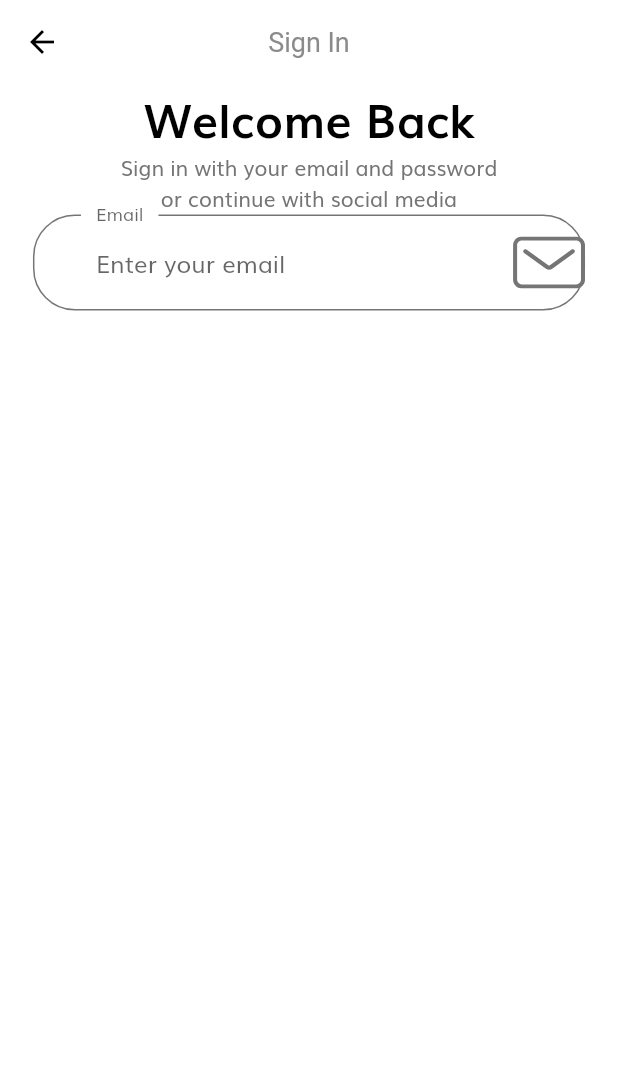
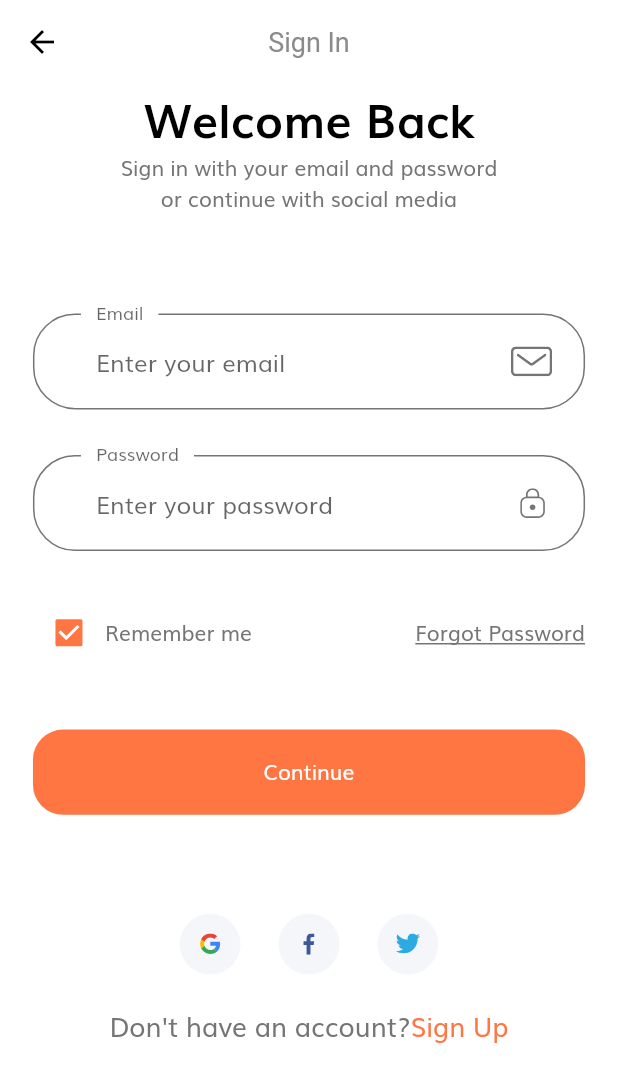
Before and after one commit to KZinMaung/flutter_shop_app, a Flutter app: the screen it shows after launch, after a tap on "Continue", on a phone screen of 412 x 824 dp. Shown: the top 1082 px of the screen. Run offline on Flutter 3.47's test engine with Material 2 defaults, Android fonts, the phone set to English and light mode, and no system bars; our stand-ins replace flutter_svg.

Commit message:
done sign_in screen

```diff
--- /dev/null
+++ b/lib/components/custom_suffix_icon.dart
@@ -0,0 +1,23 @@
+import 'package:flutter/material.dart';
+import 'package:flutter_svg/flutter_svg.dart';
+
+import '../size_config.dart';
+class customSuffixIcon extends StatelessWidget {
+  final String svgIcon;
+  const customSuffixIcon({
+    Key? key,
+    required this.svgIcon
+  }) : super(key: key);
+
+  @override
+  Widget build(BuildContext context) {
+    return Padding(
+      padding: EdgeInsets.fromLTRB(
+          0,
+          getProportionateScreenWidth(20),
+          getProportionateScreenWidth(20),
+          getProportionateScreenWidth(20)),
+      child: SvgPicture.asset(svgIcon,height: getProportionateScreenWidth(18),),
+    );
+  }
+}
--- /dev/null
+++ b/lib/components/social_card.dart
@@ -0,0 +1,28 @@
+import 'package:flutter/material.dart';
+import 'package:flutter_svg/flutter_svg.dart';
+import 'package:shop_app/size_config.dart';
+
+class socialCard extends StatelessWidget {
+  final VoidCallback press;
+  final String icon;
+  const socialCard({Key? key, required this.press, required this.icon})
+      : super(key: key);
+
+  @override
+  Widget build(BuildContext context) {
+    return GestureDetector(
+      onTap: press,
+      child: Container(
+        margin: EdgeInsets.symmetric(horizontal: getProportionateScreenWidth(10)),
+        padding: EdgeInsets.all(getProportionateScreenWidth(12)),
+        height: getProportionateScreenHeight(40),
+        width: getProportionateScreenWidth(40),
+        decoration: BoxDecoration(
+          color: Color(0xFFF5F6F9),
+          shape: BoxShape.circle,
+        ),
+        child: SvgPicture.asset(icon),
+      ),
+    );
+  }
+}
--- a/lib/constants.dart
+++ b/lib/constants.dart
@@ -11,3 +11,15 @@ const kSecondaryColor = Color(0xFF979797);
 const kTextColor = Color(0xFF757575);
 
 const kAnimationDuration = Duration(milliseconds: 200);
+
+//for FormError
+final RegExp emailValidatorRegExp =
+    RegExp(r"^[a-zA-Z0-9.]+@[a-zA-Z0-9]+\.[a-zA-Z]+");
+const String kEmailNullError = "Please Enter your email";
+const String kInvalidEmailError = "Please Enter Valid Email";
+const String kPassNullError = "Please Enter your password";
+const String kShortPassError = "Password is too short";
+const String kMatchPassError = "Passwords don't match";
+const String kNamelNullError = "Please Enter your name";
+const String kPhoneNumberNullError = "Please Enter your phone number";
+const String kAddressNullError = "Please Enter your address";
--- a/lib/screens/sign_in/components/body.dart
+++ b/lib/screens/sign_in/components/body.dart
@@ -1,9 +1,10 @@
 // ignore_for_file: prefer_const_literals_to_create_immutables
+import 'package:flutter/material.dart';
+import 'package:shop_app/constants.dart';
+import 'package:shop_app/screens/sign_in/components/sign_form.dart';
+import 'package:shop_app/size_config.dart';
 
-import 'package:flutter/material.dart';
-import 'package:flutter_svg/flutter_svg.dart';
-import 'package:shop_app/constants.dart';
-import 'package:shop_app/size_config.dart';
+import '../../../components/social_card.dart';
 
 class Body extends StatelessWidget {
   const Body({Key? key}) : super(key: key);
@@ -16,6 +17,7 @@ class Body extends StatelessWidget {
             EdgeInsets.symmetric(horizontal: getProportionateScreenWidth(20)),
         child: SizedBox(
           width: double.infinity,
+          child: SingleChildScrollView(
             child: Column(
               children: [
                 Text(
@@ -29,38 +31,44 @@ class Body extends StatelessWidget {
                   "Sign in with your email and password  \nor continue with social media",
                   textAlign: TextAlign.center,
                 ),
+                SizedBox(height:SizeConfig.screenHeight * 0.08),
                 SignForm(),
+                SizedBox(height:SizeConfig.screenHeight * 0.08),
+                Row(
+                  mainAxisAlignment: MainAxisAlignment.center,
+                  children: [
+                    socialCard(
+                      icon: "assets/icons/google-icon.svg",
+                      press: () {},
+                    ),
+                    socialCard(
+                      icon: "assets/icons/facebook-2.svg",
+                      press: () {},
+                    ),
+                    socialCard(
+                      icon: "assets/icons/twitter.svg",
+                      press: () {},
+                    ),
                   ],
+                ),
+                SizedBox(height: getProportionateScreenHeight(20),),
+                Row(
+                  mainAxisAlignment: MainAxisAlignment.center,
+                  children: [
+                    Text("Don't have an account?",
+                    style: TextStyle(fontSize:getProportionateScreenWidth(16)),
+                    ),
+                    Text("Sign Up",
+                    style: TextStyle(fontSize: getProportionateScreenWidth(16),color: kPrimaryColor),
+                    )
+
+                  ],
+                )
+              ],
+            ),
           ),
         ),
       ),
     );
   }
 }
-
-class SignForm extends StatefulWidget {
-  const SignForm({Key? key}) : super(key: key);
-
-  @override
-  State<SignForm> createState() => _SignFormState();
-}
-
-class _SignFormState extends State<SignForm> {
-  @override
-  Widget build(BuildContext context) {
-    return Form(
-      child: Column(
-        children: [
-          TextFormField(
-            decoration: InputDecoration(
-              label: Text("Email"),
-              hintText: "Enter your email",
-              floatingLabelBehavior: FloatingLabelBehavior.always,
-              suffixIcon: SvgPicture.asset("assets/icons/Mail.svg")
-            ),
-          )
-        ],
-      ),
-    );
-  }
-}
--- /dev/null
+++ b/lib/screens/sign_in/components/sign_form.dart
@@ -0,0 +1,145 @@
+import 'package:flutter/material.dart';
+import 'package:shop_app/components/form_error.dart';
+import 'package:shop_app/constants.dart';
+
+import '../../../components/custom_suffix_icon.dart';
+import '../../../components/default_button.dart';
+import '../../../size_config.dart';
+
+class SignForm extends StatefulWidget {
+  const SignForm({Key? key}) : super(key: key);
+
+  @override
+  State<SignForm> createState() => _SignFormState();
+}
+
+class _SignFormState extends State<SignForm> {
+  List<String> errors = [];
+  final _formKey = GlobalKey<FormState>();
+    String? email;
+   String? password;
+  bool? remember = true;
+
+  void addError(String err) {
+    if (!errors.contains(err)) {
+      setState(() {
+        errors.add(err);
+      });
+    }
+  }
+
+  void removeError(String err) {
+    if (errors.contains(err)) {
+      setState(() {
+        errors.remove(err);
+      });
+    }
+  }
+
+  @override
+  Widget build(BuildContext context) {
+
+    return Form(
+      key: _formKey,
+      child: Column(
+        children: [
+          buildEmailFormField(),
+          SizedBox(
+            height: getProportionateScreenHeight(30),
+          ),
+          buildPasswordFormField(),
+          SizedBox(
+            height: getProportionateScreenHeight(30),
+          ),
+          Row(
+            children: [
+              Checkbox(value: remember, onChanged: (value){
+                setState(() {
+                  remember = value;
+                });
+              },
+              activeColor: kPrimaryColor,),
+              Text("Remember me"),
+              Spacer(),
+              Text("Forgot Password",style: TextStyle(decoration: TextDecoration.underline),),
+            ],
+          ),
+          SizedBox(height: getProportionateScreenHeight(20),),
+          FormError(
+            errors: errors,
+          ),
+          SizedBox(height: getProportionateScreenHeight(20),),
+
+          DefaultButton(
+              press: () {
+                if (_formKey.currentState!.validate()) {
+                  _formKey.currentState!.save();
+                }
+              },
+              text: "Continue"),
+
+
+        ],
+      ),
+    );
+  }
+
+  TextFormField buildPasswordFormField() {
+    return TextFormField(
+      obscureText: true,
+      decoration: const InputDecoration(
+          label: Text("Password"),
+          hintText: "Enter your password",
+          floatingLabelBehavior: FloatingLabelBehavior.always,
+          suffixIcon: customSuffixIcon(
+            svgIcon: "assets/icons/Lock.svg",
+          )),
+      validator: (value) {
+        if (value!.isEmpty) {
+          addError(kPassNullError);
+        } else if (value.length < 8) {
+          addError(kShortPassError);
+        }
+        return null;
+      },
+      onChanged: (value) {
+        if (value.isNotEmpty) {
+          removeError(kPassNullError);
+        } else if (value.length >= 8) {
+          removeError(kShortPassError);
+        }
+        return null;
+      },
+    );
+  }
+
+  TextFormField buildEmailFormField() {
+    return TextFormField(
+      keyboardType: TextInputType.emailAddress,
+      decoration: const InputDecoration(
+          label: Text("Email"),
+          hintText: "Enter your email",
+          floatingLabelBehavior: FloatingLabelBehavior.always,
+          suffixIcon: customSuffixIcon(
+            svgIcon: "assets/icons/Mail.svg",
+          )),
+      validator: (value) {
+        if (value!.isEmpty) {
+          addError(kEmailNullError);
+        } else if (!emailValidatorRegExp.hasMatch(value)) {
+          addError(kInvalidEmailError);
+        }
+        return null;
+      },
+      onChanged: (value) {
+        if (value.isNotEmpty) {
+          removeError(kEmailNullError);
+        } else if (emailValidatorRegExp.hasMatch(value)) {
+          removeError(kInvalidEmailError);
+        }
+        return null;
+      },
+    );
+  }
+
+}
--- a/lib/screens/splash/components/body.dart
+++ b/lib/screens/splash/components/body.dart
@@ -77,8 +77,9 @@ class _BodyState extends State<Body> {
     );
   }
 
-  Container buildDot({required int index}) {
-    return Container(
+  AnimatedContainer buildDot({required int index}) {
+    return AnimatedContainer(
+      duration: kAnimationDuration,
       margin: EdgeInsets.only(right: 5),
       height: 6,
       width: currentPage == index ? 20 : 6,
--- a/pubspec.yaml
+++ b/pubspec.yaml
@@ -46,7 +46,7 @@ dev_dependencies:
   # activated in the `analysis_options.yaml` file located at the root of your
   # package. See that file for information about deactivating specific lint
   # rules and activating additional ones.
-  flutter_lints: ^1.0.0
+  #flutter_lints: ^1.0.0
 
 # For information on the generic Dart part of this file, see the
 # following page: https://dart.dev/tools/pub/pubspec
```
Also changed, not shown: lib/components/form_error.dart (added, +35 -0 lines), pubspec.lock. Lines whose indentation alone changed are shown as unchanged.
